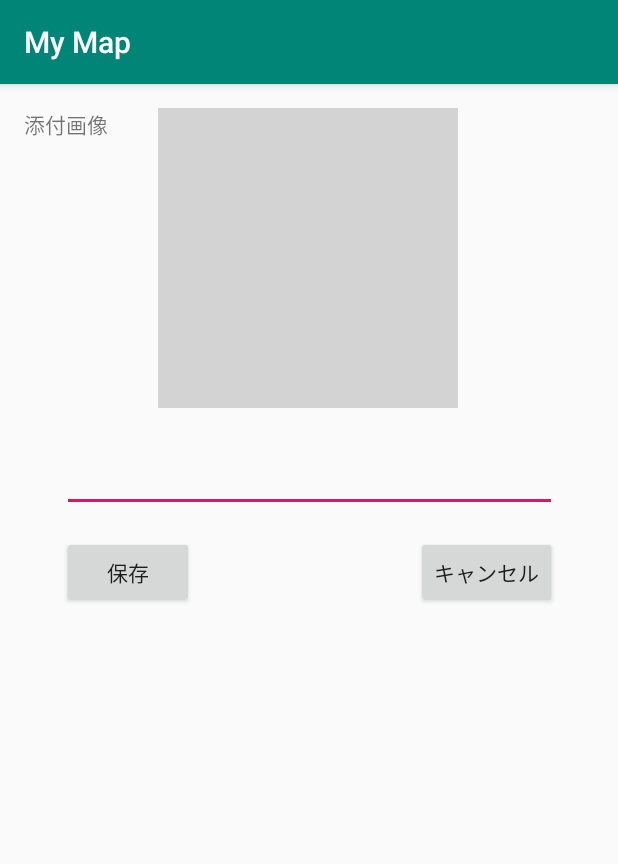
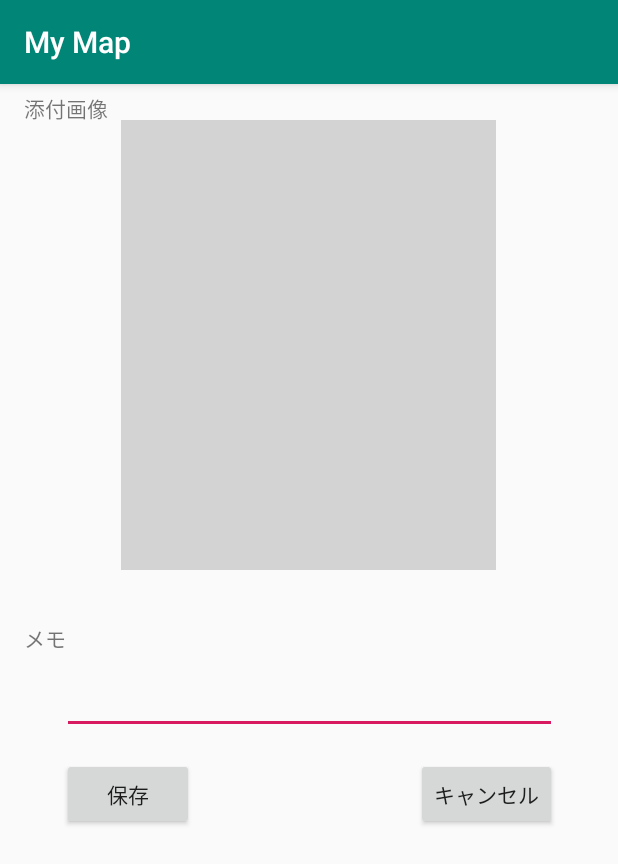
Before and after one commit to kumedashintaro/MyMap, an Android app: the AddActivity screen opened directly, with no data from a screen before it, on a phone screen of 412 x 824 dp. Shown: the top 864 px of the screen. Run offline under Robolectric (Android 15) with nearby library versions, the phone set to English and light mode, and no system bars; libraries missing offline, so code that uses them is left out: io.realm, io.realm.kotlin; 1 statement that could not run was skipped.

Commit message:
マーカー選択から画像詳細実装

```diff
--- a/app/src/main/AndroidManifest.xml
+++ b/app/src/main/AndroidManifest.xml
@@ -14,7 +14,8 @@
         android:roundIcon="@mipmap/ic_launcher_round"
         android:supportsRtl="true"
         android:theme="@style/AppTheme">
-        <activity android:name=".MarkerSetActivity"></activity>
+        <activity android:name=".PictureDetailActivity"></activity>
+        <activity android:name=".MarkerSetActivity" />
         <activity android:name=".ListActivity" />
         <activity android:name=".AddActivity" />
 
--- a/app/src/main/java/com/example/mymap/AddActivity.kt
+++ b/app/src/main/java/com/example/mymap/AddActivity.kt
@@ -15,6 +15,7 @@ import android.os.Build
 import androidx.appcompat.app.AppCompatActivity
 import android.os.Bundle
 import android.provider.MediaStore
+import android.text.format.DateFormat
 import android.view.View
 import android.widget.Toast
 import io.realm.Realm
@@ -24,6 +25,7 @@ import kotlinx.android.synthetic.main.activity_add.*
 import java.io.ByteArrayOutputStream
 import java.util.*
 import android.util.Base64
+import com.google.android.gms.maps.model.MarkerOptions
 
 class AddActivity : AppCompatActivity() {
     private lateinit var realm: Realm
@@ -34,7 +36,7 @@ class AddActivity : AppCompatActivity() {
     }
 
     private var mPictureUri: Uri? = null
-
+    val marker = MarkerOptions()
 
     @SuppressLint("WrongThread")
     override fun onCreate(savedInstanceState: Bundle?) {
@@ -48,7 +50,6 @@ class AddActivity : AppCompatActivity() {
             val mymap = realm.where<Memo>()
                 .equalTo("id", mymapId).findFirst()
             memoEdit.setText(mymap?.memo.toString())
-
 
             val decodedString = Base64.decode(mymap?.picture, Base64.DEFAULT) // 文字列をbase64形式に変更
             val decodeByte = BitmapFactory.decodeByteArray(
@@ -87,15 +88,11 @@ class AddActivity : AppCompatActivity() {
             } else {
                 showChooser()
             }
-
         }
 
-
         saveBtn.setOnClickListener {
-
             when (mymapId) {
                 0L -> {
-////////////////////////////////////////////////////////////////////////////////////////////////////////
                     // 添付画像を取得する
                     val drawable = pictureView.drawable as? BitmapDrawable
                     // 添付画像が設定されていれば画像を取り出してBASE64エンコードする
@@ -105,8 +102,6 @@ class AddActivity : AppCompatActivity() {
                         bitmap.compress(Bitmap.CompressFormat.JPEG, 80, baos)
                     }
                     val bitmapString = Base64.encodeToString(baos.toByteArray(), Base64.DEFAULT)
-////////////////////////////////////////////////////////////////////////////////////////////////////////
-
                     val memoStr = memoEdit.text?.toString() ?: ""
                     realm.executeTransaction {
                         val maxId = realm.where<Memo>().max("id")
@@ -122,8 +117,6 @@ class AddActivity : AppCompatActivity() {
                 //修正処理
                 else -> {
                     val memoStr = memoEdit.text?.toString() ?: ""
-
-////////////////////////////////////////////////////////////////////////////////////////////////////////
                     // 添付画像を取得する
                     val drawable = pictureView.drawable as? BitmapDrawable
                     // 添付画像が設定されていれば画像を取り出してBASE64エンコードする
@@ -133,9 +126,6 @@ class AddActivity : AppCompatActivity() {
                         bitmap.compress(Bitmap.CompressFormat.JPEG, 80, baos)
                     }
                     val bitmapString = Base64.encodeToString(baos.toByteArray(), Base64.DEFAULT)
-////////////////////////////////////////////////////////////////////////////////////////////////////////
-
-
                     realm.executeTransaction {
                         val mymap = realm.where<Memo>()
                             .equalTo("id", mymapId).findFirst()
@@ -225,10 +215,10 @@ class AddActivity : AppCompatActivity() {
                 return
             }
 
-            // 取得したBimapの長辺を500ピクセルにリサイズする
+            // 取得したBimapの長辺を1000ピクセルにリサイズする
             val imageWidth = image.width
             val imageHeight = image.height
-            val scale = Math.min(500.toFloat() / imageWidth, 500.toFloat() / imageHeight) // (1)
+            val scale = Math.min(1000.toFloat() / imageWidth, 1000.toFloat() / imageHeight) // (1)
 
             val matrix = Matrix()
             matrix.postScale(scale, scale)
@@ -242,5 +232,4 @@ class AddActivity : AppCompatActivity() {
             mPictureUri = null
         }
     }
-
 }
--- a/app/src/main/java/com/example/mymap/CustomRecyclerViewAdapter.kt
+++ b/app/src/main/java/com/example/mymap/CustomRecyclerViewAdapter.kt
@@ -31,7 +31,6 @@ class CustomRecyclerViewAdapter(realmResults: RealmResults<Memo>) :
 
     override fun onBindViewHolder(holder: ViewHolder, position: Int) {
         val mymap = rResults[position]
-
         val decodedString = Base64.decode(mymap?.picture, Base64.DEFAULT) // 文字列をbase64形式に変更
         val decodeByte = BitmapFactory.decodeByteArray(
             decodedString,
@@ -43,14 +42,11 @@ class CustomRecyclerViewAdapter(realmResults: RealmResults<Memo>) :
         holder.datetimeText?.text = DateFormat.format("yyyyy/MM/dd kk:mm", mymap?.dateTime)
         holder.memoText?.text = mymap?.memo.toString()
         holder.picture?.setImageDrawable(pictureDrawable)//Drawableに変換したものをセット
-
         holder.itemView.setBackgroundColor(if (position % 2 == 0) Color.TRANSPARENT else Color.WHITE)
-
         holder.itemView.setOnClickListener {
             val intent = Intent(it.context, AddActivity::class.java)
             intent.putExtra("id", mymap?.id)
             it.context.startActivity(intent)
         }
     }
-
 }
--- a/app/src/main/java/com/example/mymap/Memo.kt
+++ b/app/src/main/java/com/example/mymap/Memo.kt
@@ -13,5 +13,4 @@ open class Memo : RealmObject() {
     var lng: Double = 0.0
     var memo: String = ""
     var picture: String = ""
-
 }
--- a/app/src/main/res/layout/activity_add.xml
+++ b/app/src/main/res/layout/activity_add.xml
@@ -8,11 +8,11 @@
 
     <ImageView
         android:id="@+id/pictureView"
-        android:layout_width="200dp"
-        android:layout_height="200dp"
+        android:layout_width="250dp"
+        android:layout_height="300dp"
         android:layout_below="@+id/textView"
         android:layout_centerHorizontal="true"
-        android:layout_marginTop="16dp"
+        android:layout_marginTop="24dp"
         android:background="#d3d3d3"
         app:layout_constraintEnd_toEndOf="parent"
         app:layout_constraintHorizontal_bias="0.497"
@@ -23,7 +23,7 @@
         android:id="@+id/memoEdit"
         android:layout_width="330dp"
         android:layout_height="wrap_content"
-        android:layout_marginTop="24dp"
+        android:layout_marginTop="64dp"
         android:ems="10"
         android:inputType="text"
         app:layout_constraintEnd_toEndOf="parent"
@@ -63,9 +63,20 @@
         android:layout_width="wrap_content"
         android:layout_height="wrap_content"
         android:layout_marginStart="16dp"
-        android:layout_marginTop="16dp"
+        android:layout_marginTop="8dp"
         android:text="添付画像"
+        app:layout_constraintBottom_toTopOf="@+id/pictureView"
         app:layout_constraintStart_toStartOf="parent"
         app:layout_constraintTop_toTopOf="parent" />
 
+    <TextView
+        android:id="@+id/textView4"
+        android:layout_width="wrap_content"
+        android:layout_height="wrap_content"
+        android:layout_marginStart="16dp"
+        android:layout_marginBottom="8dp"
+        android:text="メモ"
+        app:layout_constraintBottom_toTopOf="@+id/memoEdit"
+        app:layout_constraintStart_toStartOf="parent" />
+
 </androidx.constraintlayout.widget.ConstraintLayout>
--- a/app/src/main/res/menu/main.xml
+++ b/app/src/main/res/menu/main.xml
@@ -6,9 +6,6 @@
         android:id="@+id/list"
         android:title="一覧" />
     <item
-        android:id="@+id/favorite"
-        android:title="お気に入り" />
-    <item
         android:id="@+id/markersetting"
         android:title="マーカー設定" />
 </menu>
```
Also changed, not shown: app/src/main/java/com/example/mymap/MainActivity.kt (+8 -9 lines), app/src/main/java/com/example/mymap/PictureDetailActivity.kt (added, +48 -0 lines), app/src/main/res/layout/activity_picture_detail.xml (added, +22 -0 lines), app/src/main/res/layout/one_result.xml (+5 -2 lines).
